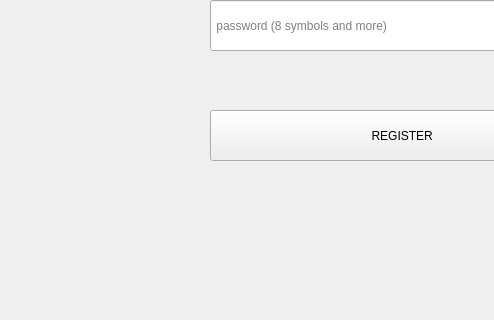
Old version of the form register_window.ui in the repository samotny-vouk/PyQT-Project-2024-1courseFEFU-; both pictures show x 0 to 494 and y 280 to 600 of the 800 by 600 pixel window.
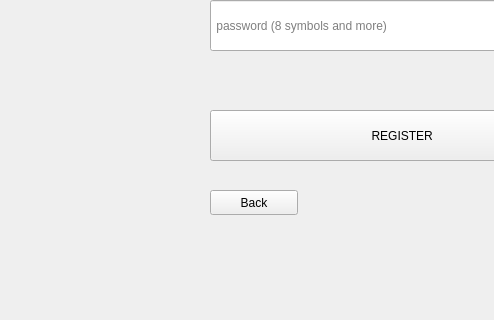
New version of the form. Icons and pictures are not drawn.

Patch:
```diff
--- a/register_window.ui
+++ b/register_window.ui
@@ -70,6 +70,19 @@
       <normaloff>../../Pictures/pen_and_note.png</normaloff>../../Pictures/pen_and_note.png</iconset>
     </property>
    </widget>
+   <widget class="QPushButton" name="back">
+    <property name="geometry">
+     <rect>
+      <x>210</x>
+      <y>470</y>
+      <width>88</width>
+      <height>25</height>
+     </rect>
+    </property>
+    <property name="text">
+     <string>Back</string>
+    </property>
+   </widget>
   </widget>
   <widget class="QMenuBar" name="menubar">
    <property name="geometry">
```
